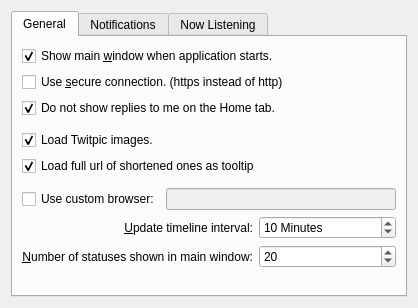
First picture: the form in choqok/prefs_base.ui, repository KDE/choqok, before the edit.
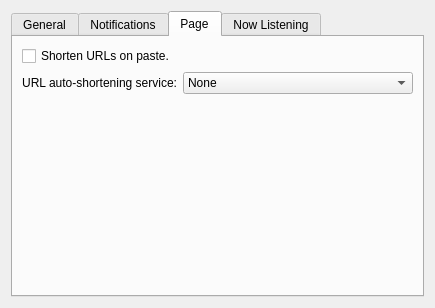
Second picture: the form after the edit. The open tabs and pages were chosen to show the change. Custom widgets are drawn as their Qt base class.

```diff
--- a/choqok/prefs_base.ui
+++ b/choqok/prefs_base.ui
@@ -285,6 +285,87 @@
        </item>
       </layout>
      </widget>
+     <widget class="QWidget" name="tab_4">
+      <attribute name="title">
+       <string>Page</string>
+      </attribute>
+      <layout class="QVBoxLayout" name="verticalLayout_2">
+       <item>
+        <widget class="QCheckBox" name="kcfg_shortenOnPaste">
+         <property name="toolTip">
+          <string>&lt;!DOCTYPE HTML PUBLIC &quot;-//W3C//DTD HTML 4.0//EN&quot; &quot;http://www.w3.org/TR/REC-html40/strict.dtd&quot;&gt;
+&lt;html&gt;&lt;head&gt;&lt;meta name=&quot;qrichtext&quot; content=&quot;1&quot; /&gt;&lt;style type=&quot;text/css&quot;&gt;
+p, li { white-space: pre-wrap; }
+&lt;/style&gt;&lt;/head&gt;&lt;body style=&quot; font-family:'DejaVu Sans'; font-size:9pt; font-weight:400; font-style:normal;&quot;&gt;
+&lt;p style=&quot; margin-top:0px; margin-bottom:0px; margin-left:0px; margin-right:0px; -qt-block-indent:0; text-indent:0px;&quot;&gt;&lt;span style=&quot; font-weight:600;&quot;&gt;Note:&lt;/span&gt; It takes time to get a short URL from the server.&lt;/p&gt;&lt;/body&gt;&lt;/html&gt;</string>
+         </property>
+         <property name="text">
+          <string>Shorten URLs on paste.</string>
+         </property>
+        </widget>
+       </item>
+       <item>
+        <layout class="QHBoxLayout" name="horizontalLayout_2">
+         <item>
+          <widget class="QLabel" name="label_6">
+           <property name="text">
+            <string>URL auto-shortening service:</string>
+           </property>
+           <property name="alignment">
+            <set>Qt::AlignRight|Qt::AlignTrailing|Qt::AlignVCenter</set>
+           </property>
+          </widget>
+         </item>
+         <item>
+          <widget class="KComboBox" name="kcfg_shortenService">
+           <property name="sizePolicy">
+            <sizepolicy hsizetype="MinimumExpanding" vsizetype="Fixed">
+             <horstretch>0</horstretch>
+             <verstretch>0</verstretch>
+            </sizepolicy>
+           </property>
+           <property name="currentIndex">
+            <number>0</number>
+           </property>
+           <item>
+            <property name="text">
+             <string>None</string>
+            </property>
+           </item>
+           <item>
+            <property name="text">
+             <string>2tu.us (free service)</string>
+            </property>
+           </item>
+           <item>
+            <property name="text">
+             <string>is.gd</string>
+            </property>
+           </item>
+           <item>
+            <property name="text">
+             <string>Digg.com ShortUrls</string>
+            </property>
+           </item>
+          </widget>
+         </item>
+        </layout>
+       </item>
+       <item>
+        <spacer name="verticalSpacer_4">
+         <property name="orientation">
+          <enum>Qt::Vertical</enum>
+         </property>
+         <property name="sizeHint" stdset="0">
+          <size>
+           <width>391</width>
+           <height>200</height>
+          </size>
+         </property>
+        </spacer>
+       </item>
+      </layout>
+     </widget>
      <widget class="QWidget" name="tab_3">
       <attribute name="title">
        <string>Now Listening</string>
@@ -370,11 +451,6 @@
   </layout>
  </widget>
  <customwidgets>
-  <customwidget>
-   <class>KComboBox</class>
-   <extends>QComboBox</extends>
-   <header>kcombobox.h</header>
-  </customwidget>
   <customwidget>
    <class>KIntSpinBox</class>
    <extends>QSpinBox</extends>
@@ -386,9 +462,9 @@
    <header>klineedit.h</header>
   </customwidget>
   <customwidget>
-   <class>KSeparator</class>
-   <extends>QFrame</extends>
-   <header>kseparator.h</header>
+   <class>KComboBox</class>
+   <extends>QComboBox</extends>
+   <header>kcombobox.h</header>
   </customwidget>
   <customwidget>
    <class>KTabWidget</class>
@@ -397,15 +473,20 @@
    <container>1</container>
   </customwidget>
   <customwidget>
-   <class>KTextBrowser</class>
-   <extends>QTextBrowser</extends>
-   <header>ktextbrowser.h</header>
+   <class>KSeparator</class>
+   <extends>QFrame</extends>
+   <header>kseparator.h</header>
   </customwidget>
   <customwidget>
    <class>KTextEdit</class>
    <extends>QTextEdit</extends>
    <header>ktextedit.h</header>
   </customwidget>
+  <customwidget>
+   <class>KTextBrowser</class>
+   <extends>QTextBrowser</extends>
+   <header>ktextbrowser.h</header>
+  </customwidget>
  </customwidgets>
  <tabstops>
   <tabstop>kcfg_showMainWinOnStart</tabstop>
```
